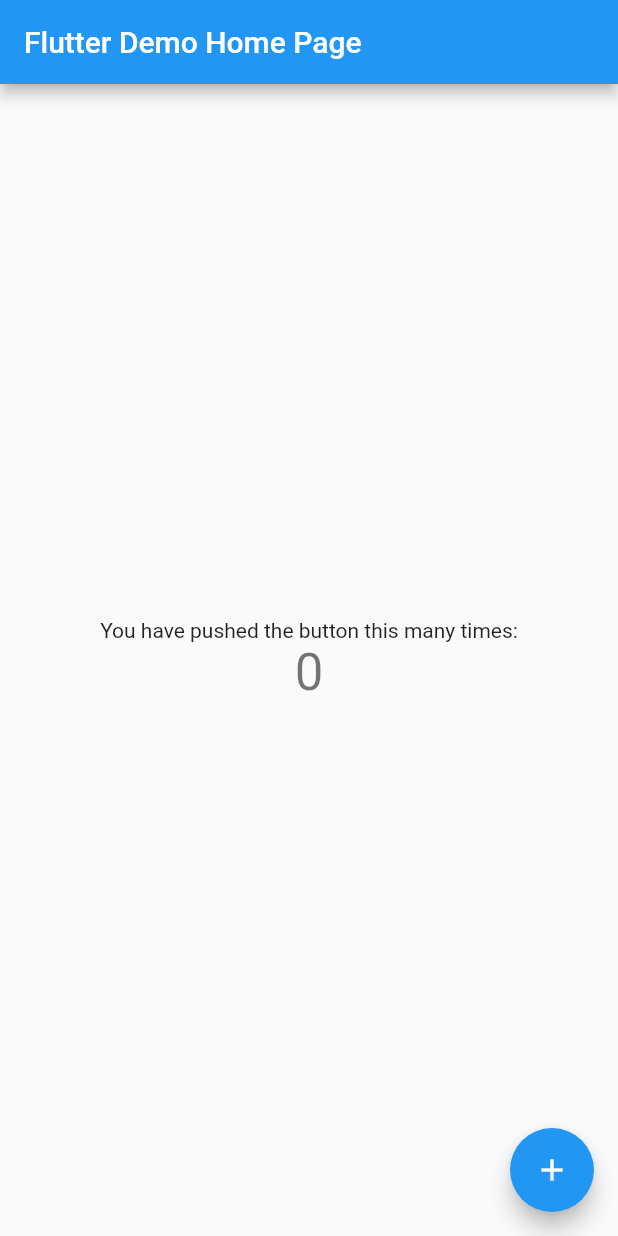
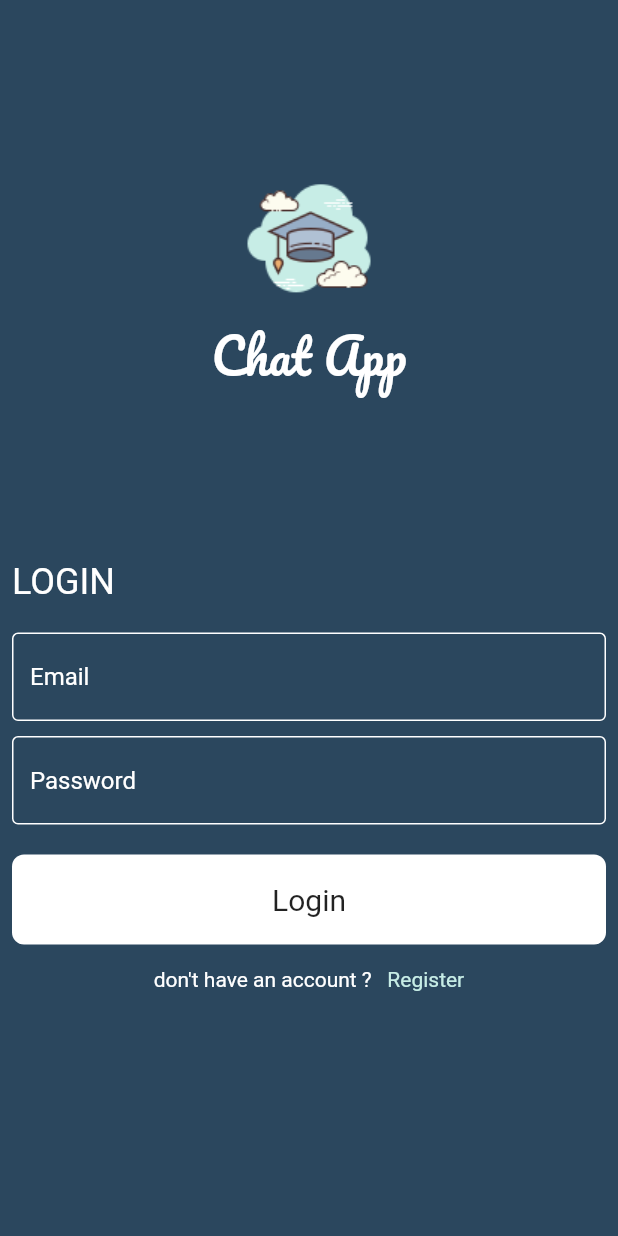
Before and after one commit to MohamedEssam-900009/chat_app, a Flutter app: the screen it shows after launch, on a phone screen of 412 x 824 dp. Run offline on Flutter 3.47's test engine with Material 2 defaults, Android fonts, the phone set to English and light mode, and no system bars.

Commit message:
finish the login page UI

```diff
--- a/lib/main.dart
+++ b/lib/main.dart
@@ -1,3 +1,4 @@
+import 'package:chat_app/pages/login_page.dart';
 import 'package:flutter/material.dart';
 
 void main() {
@@ -11,105 +12,9 @@ class MyApp extends StatelessWidget {
   @override
   Widget build(BuildContext context) {
     return MaterialApp(
-      title: 'Flutter Demo',
-      theme: ThemeData(
-        // This is the theme of your application.
-        //
-        // Try running your application with "flutter run". You'll see the
-        // application has a blue toolbar. Then, without quitting the app, try
-        // changing the primarySwatch below to Colors.green and then invoke
-        // "hot reload" (press "r" in the console where you ran "flutter run",
-        // or simply save your changes to "hot reload" in a Flutter IDE).
-        // Notice that the counter didn't reset back to zero; the application
-        // is not restarted.
-        primarySwatch: Colors.blue,
-      ),
-      home: const MyHomePage(title: 'Flutter Demo Home Page'),
+      debugShowCheckedModeBanner: false,
+      title: 'Chat App',
+      home: LoginPage(),
     );
   }
 }
-
-class MyHomePage extends StatefulWidget {
-  const MyHomePage({Key? key, required this.title}) : super(key: key);
-
-  // This widget is the home page of your application. It is stateful, meaning
-  // that it has a State object (defined below) that contains fields that affect
-  // how it looks.
-
-  // This class is the configuration for the state. It holds the values (in this
-  // case the title) provided by the parent (in this case the App widget) and
-  // used by the build method of the State. Fields in a Widget subclass are
-  // always marked "final".
-
-  final String title;
-
-  @override
-  State<MyHomePage> createState() => _MyHomePageState();
-}
-
-class _MyHomePageState extends State<MyHomePage> {
-  int _counter = 0;
-
-  void _incrementCounter() {
-    setState(() {
-      // This call to setState tells the Flutter framework that something has
-      // changed in this State, which causes it to rerun the build method below
-      // so that the display can reflect the updated values. If we changed
-      // _counter without calling setState(), then the build method would not be
-      // called again, and so nothing would appear to happen.
-      _counter++;
-    });
-  }
-
-  @override
-  Widget build(BuildContext context) {
-    // This method is rerun every time setState is called, for instance as done
-    // by the _incrementCounter method above.
-    //
-    // The Flutter framework has been optimized to make rerunning build methods
-    // fast, so that you can just rebuild anything that needs updating rather
-    // than having to individually change instances of widgets.
-    return Scaffold(
-      appBar: AppBar(
-        // Here we take the value from the MyHomePage object that was created by
-        // the App.build method, and use it to set our appbar title.
-        title: Text(widget.title),
-      ),
-      body: Center(
-        // Center is a layout widget. It takes a single child and positions it
-        // in the middle of the parent.
-        child: Column(
-          // Column is also a layout widget. It takes a list of children and
-          // arranges them vertically. By default, it sizes itself to fit its
-          // children horizontally, and tries to be as tall as its parent.
-          //
-          // Invoke "debug painting" (press "p" in the console, choose the
-          // "Toggle Debug Paint" action from the Flutter Inspector in Android
-          // Studio, or the "Toggle Debug Paint" command in Visual Studio Code)
-          // to see the wireframe for each widget.
-          //
-          // Column has various properties to control how it sizes itself and
-          // how it positions its children. Here we use mainAxisAlignment to
-          // center the children vertically; the main axis here is the vertical
-          // axis because Columns are vertical (the cross axis would be
-          // horizontal).
-          mainAxisAlignment: MainAxisAlignment.center,
-          children: <Widget>[
-            const Text(
-              'You have pushed the button this many times:',
-            ),
-            Text(
-              '$_counter',
-              style: Theme.of(context).textTheme.headline4,
-            ),
-          ],
-        ),
-      ),
-      floatingActionButton: FloatingActionButton(
-        onPressed: _incrementCounter,
-        tooltip: 'Increment',
-        child: const Icon(Icons.add),
-      ), // This trailing comma makes auto-formatting nicer for build methods.
-    );
-  }
-}
--- /dev/null
+++ b/lib/pages/login_page.dart
@@ -0,0 +1,88 @@
+import 'package:chat_app/widgets/custom_text_field.dart';
+import 'package:chat_app/widgets/custome_button.dart';
+import 'package:flutter/material.dart';
+
+class LoginPage extends StatelessWidget {
+  const LoginPage({Key? key}) : super(key: key);
+
+  @override
+  Widget build(BuildContext context) {
+    return Scaffold(
+      backgroundColor: const Color(0xff2B475E),
+      body: Padding(
+        padding: const EdgeInsets.symmetric(horizontal: 8.0),
+        child: Column(
+          children: [
+            const Spacer(
+              flex: 2,
+            ),
+            Image.asset('assets/images/chat_logo.png'),
+            const Text(
+              'Chat App',
+              style: TextStyle(
+                fontSize: 32,
+                color: Colors.white,
+                fontFamily: 'pacifico',
+              ),
+            ),
+            const Spacer(
+              flex: 2,
+            ),
+            Row(
+              children: const [
+                Text(
+                  'LOGIN',
+                  style: TextStyle(
+                    fontSize: 24,
+                    color: Colors.white,
+                  ),
+                ),
+              ],
+            ),
+            const SizedBox(
+              height: 20.0,
+            ),
+            CustomTextField(
+              hintText: 'Email',
+            ),
+            const SizedBox(
+              height: 10.0,
+            ),
+            CustomTextField(
+              hintText: 'Password',
+            ),
+            const SizedBox(
+              height: 20.0,
+            ),
+            CustomButton(
+              text: 'Login',
+            ),
+            const SizedBox(
+              height: 15.0,
+            ),
+            Row(
+              mainAxisAlignment: MainAxisAlignment.center,
+              children: const [
+                Text(
+                  'don\'t have an account ?',
+                  style: TextStyle(
+                    color: Colors.white,
+                  ),
+                ),
+                Text(
+                  '   Register',
+                  style: TextStyle(
+                    color: Color(0xffC7EDE6),
+                  ),
+                ),
+              ],
+            ),
+            const Spacer(
+              flex: 3,
+            ),
+          ],
+        ),
+      ),
+    );
+  }
+}
--- /dev/null
+++ b/lib/widgets/custom_text_field.dart
@@ -0,0 +1,28 @@
+import 'package:flutter/material.dart';
+
+// ignore: must_be_immutable
+class CustomTextField extends StatelessWidget {
+  CustomTextField({Key? key, this.hintText}) : super(key: key);
+  String? hintText;
+  @override
+  Widget build(BuildContext context) {
+    return TextField(
+      decoration: InputDecoration(
+        hintText: hintText,
+        hintStyle: const TextStyle(
+          color: Colors.white,
+        ),
+        enabledBorder: const OutlineInputBorder(
+          borderSide: BorderSide(
+            color: Colors.white,
+          ),
+        ),
+        border: const OutlineInputBorder(
+          borderSide: BorderSide(
+            color: Colors.white,
+          ),
+        ),
+      ),
+    );
+  }
+}
--- /dev/null
+++ b/lib/widgets/custome_button.dart
@@ -0,0 +1,22 @@
+import 'dart:math';
+
+import 'package:flutter/material.dart';
+
+class CustomButton extends StatelessWidget {
+  CustomButton({Key? key,this.text}) : super(key: key);
+String? text;
+  @override
+  Widget build(BuildContext context) {
+    return Container(
+      decoration: BoxDecoration(
+        color: Colors.white,
+        borderRadius: BorderRadius.circular(8.0),
+      ),
+      width: double.infinity,
+      height: 60.0,
+      child:  Center(
+        child: Text(text!,style: TextStyle(fontSize: 20.0),),
+      ),
+    );
+  }
+}
```
Also changed, not shown: pubspec.yaml (+6 -2 lines), assets/fonts/Pacifico-Regular.ttf (added), assets/images/chat_logo.png (added).
